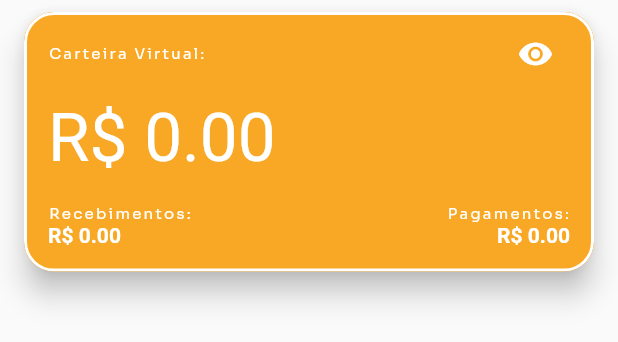
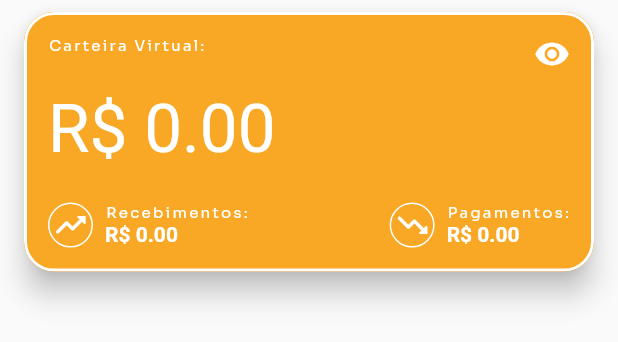
Before and after one commit to proz-tecnologia/PIT01GP03, a Flutter app: the VirtualWalletCard widget shown alone on an empty page, opened directly, on a phone screen of 412 x 824 dp. Shown: the top 342 px of the screen. Run offline on Flutter 3.47's test engine with Material 2 defaults, Android fonts, the phone set to English and light mode, and no system bars; our stand-ins replace cloud_firestore, firebase_auth, firebase_core, flutter_secure_storage, flutter_speed_dial, get_it and 1 more; accounts and stored records are empty; Roboto replaces fonts that are missing (Fredoka One).

```diff
--- a/lib/app/features/virtual_wallet/virtual_wallet_card.dart
+++ b/lib/app/features/virtual_wallet/virtual_wallet_card.dart
@@ -29,7 +29,26 @@ class _VirtualWalletCardState extends State<VirtualWalletCard> {
             width: MediaQuery.of(context).size.width,
             child: Padding(
               padding: const EdgeInsets.all(16.0),
-              child: Column(
+              child: Stack(
+                children: [
+                  Positioned(
+                    right: 0,
+                    top: 0,
+                    child: GestureDetector(
+                      onTap: () {
+                        setState(
+                          () {
+                            visibilityOn = !visibilityOn;
+                          },
+                        );
+                      },
+                      child: Icon(
+                        visibilityOn ? Icons.visibility : Icons.visibility_off,
+                        color: Colors.white,
+                      ),
+                    ),
+                  ),
+                  Column(
                     mainAxisAlignment: MainAxisAlignment.spaceBetween,
                     crossAxisAlignment: CrossAxisAlignment.stretch,
                     children: [
@@ -38,35 +57,12 @@ class _VirtualWalletCardState extends State<VirtualWalletCard> {
                         children: [
                           Column(
                             children: [
-                          Row(
-                            mainAxisAlignment: MainAxisAlignment.spaceBetween,
-                            children: [
                               Text(
                                 'Carteira Virtual:',
                                 style: Theme.of(context)
                                     .textTheme
                                     .overline
                                     ?.copyWith(color: Colors.white),
-                              ),
-                              const SizedBox(
-                                width: 208,
-                              ),
-                              GestureDetector(
-                                onTap: () {
-                                  setState(
-                                    () {
-                                      visibilityOn = !visibilityOn;
-                                    },
-                                  );
-                                },
-                                child: Icon(
-                                  visibilityOn
-                                      ? Icons.visibility
-                                      : Icons.visibility_off,
-                                  color: Colors.white,
-                                ),
-                              ),
-                            ],
                               ),
                             ],
                           ),
@@ -89,14 +85,35 @@ class _VirtualWalletCardState extends State<VirtualWalletCard> {
                             )
                           : Text(
                               'R\$ • • • •',
-                          style:
-                              Theme.of(context).textTheme.headline3?.copyWith(
+                              style: Theme.of(context)
+                                  .textTheme
+                                  .headline3
+                                  ?.copyWith(
                                     color: Colors.white,
                                   ),
                             ),
                       Row(
                         mainAxisAlignment: MainAxisAlignment.spaceBetween,
                         children: [
+                          Row(
+                            children: [
+                              Container(
+                                decoration: BoxDecoration(
+                                  borderRadius: BorderRadius.circular(100),
+                                  border:
+                                      Border.all(width: 1, color: Colors.white),
+                                ),
+                                child: Padding(
+                                  padding: const EdgeInsets.all(2.0),
+                                  child: Icon(
+                                    Icons.trending_up_rounded,
+                                    color: Colors.white,
+                                  ),
+                                ),
+                              ),
+                              SizedBox(
+                                width: 8,
+                              ),
                               Column(
                                 crossAxisAlignment: CrossAxisAlignment.start,
                                 children: [
@@ -136,8 +153,29 @@ class _VirtualWalletCardState extends State<VirtualWalletCard> {
                                   ),
                                 ],
                               ),
+                            ],
+                          ),
+                          Row(
+                            children: [
+                              Container(
+                                decoration: BoxDecoration(
+                                  borderRadius: BorderRadius.circular(100),
+                                  border:
+                                      Border.all(width: 1, color: Colors.white),
+                                ),
+                                child: Padding(
+                                  padding: const EdgeInsets.all(2.0),
+                                  child: Icon(
+                                    Icons.trending_down_rounded,
+                                    color: Colors.white,
+                                  ),
+                                ),
+                              ),
+                              SizedBox(
+                                width: 8,
+                              ),
                               Column(
-                        crossAxisAlignment: CrossAxisAlignment.end,
+                                crossAxisAlignment: CrossAxisAlignment.start,
                                 children: [
                                   Text(
                                     'Pagamentos:',
@@ -177,11 +215,15 @@ class _VirtualWalletCardState extends State<VirtualWalletCard> {
                               ),
                             ],
                           ),
+                        ],
+                      ),
                       // FutureBuilder(
                       //     future: virtualWalletController.updateWallet(model),
                       //     builder: (context, snapshot) {
                       //       return SizedBox();
                       //     }),
+                    ],
+                  ),
                 ],
               ),
             ),
```
Also changed, not shown: lib/app/features/piggy_bank/piggy_bank_card.dart (+4 -3 lines), lib/app/features/transaction_list/transaction_form.dart (+36 -10 lines). Lines whose indentation alone changed are shown as unchanged.
